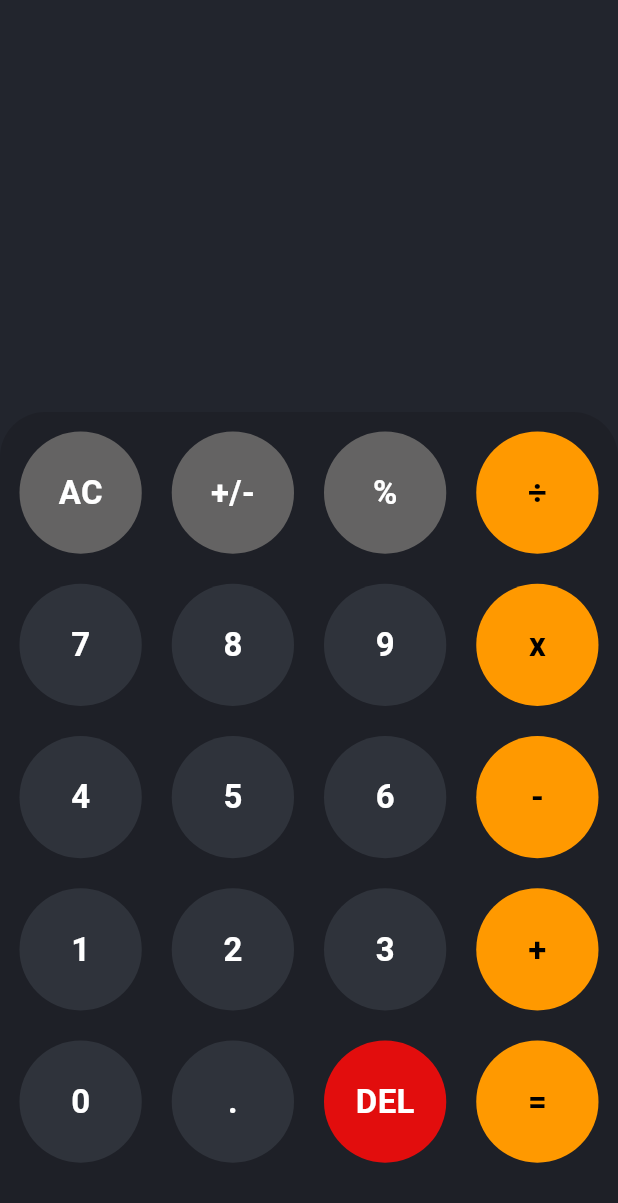
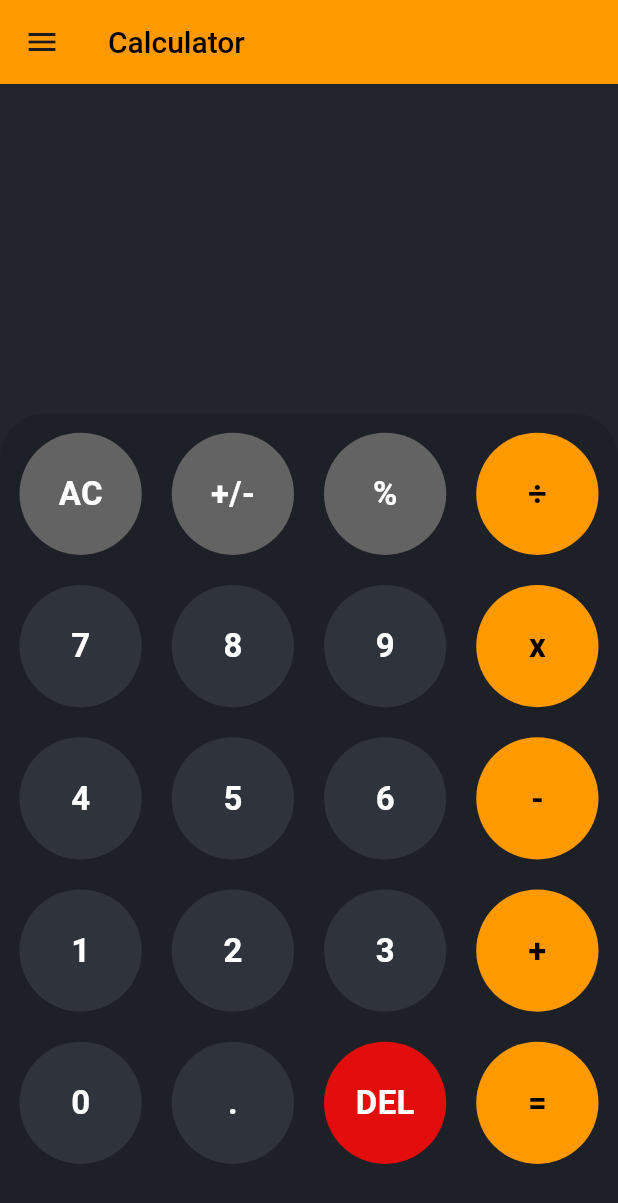
Before and after one commit to abizermurtuza/Flutter-Calculator-Project, a Flutter app: the screen it shows after launch, on a phone screen of 412 x 824 dp. Shown: the top 1203 px of the screen. Run offline on Flutter 3.47's test engine with Material 3 defaults, Android fonts, the phone set to English and light mode, and no system bars; our stand-ins replace get, google_fonts, math_expressions; Roboto replaces fonts that are missing (Ubuntu).

Commit message:
"Changed location of CustomButton class, added navigation and drawer to Calculator page, updated button colors and styles, and added dependencies to pubspec.yaml and added a BMI Calculator and integrated navigation and drawer"

```diff
--- a/lib/main.dart
+++ b/lib/main.dart
@@ -1,3 +1,4 @@
+import 'package:calculator_app/pages/bmiCalculator.dart';
 import 'package:calculator_app/pages/calculator.dart';
 import 'package:flutter/material.dart';
 import 'package:get/get.dart';
@@ -12,8 +13,13 @@ class MyApp extends StatelessWidget {
   @override
   Widget build(BuildContext context) {
     return GetMaterialApp(
-      title: "Calculator",
+      title: "Calculator App",
       debugShowCheckedModeBanner: false,
+      initialRoute: '/calculator',
+      getPages: [
+        GetPage(name: '/calculator', page: () => Calculator()),
+        GetPage(name: '/bmi', page: () => BmiCalculator()),
+      ],
       theme: ThemeData(useMaterial3: true),
       home: Calculator(),
     );
--- a/lib/pages/calculator.dart
+++ b/lib/pages/calculator.dart
@@ -1,5 +1,5 @@
 import 'package:calculator_app/controller/input_controller.dart';
-import 'package:calculator_app/logic/button.dart';
+import 'package:calculator_app/components/button.dart';
 import 'package:calculator_app/util/constants.dart';
 import 'package:flutter/material.dart';
 import 'package:get/get.dart';
@@ -36,23 +36,68 @@ class Calculator extends StatelessWidget {
 
     return Scaffold(
       backgroundColor: scaffoldBgColor,
+      appBar: AppBar(
+        backgroundColor: orange,
+        leading: Builder(
+          builder: (context) => IconButton(
+            onPressed: Scaffold.of(context).openDrawer,
+            icon: Icon(Icons.menu),
+          ),
+        ),
+        title: Text(
+          'Calculator',
+          style: GoogleFonts.ubuntu(
+            color: black,
+            fontSize: 20,
+            fontWeight: FontWeight.w500,
+          ),
+        ),
+      ),
+      drawer: Drawer(
+        backgroundColor: sheetBgColor,
+        child: ListView(
+          children: [
+            ListTile(
+              title: Text(
+                'Calculator',
+                style: GoogleFonts.ubuntu(
+                    color: white, fontSize: 20, fontWeight: FontWeight.w600),
+              ),
+              onTap: () => Get.toNamed('/calculator'),
+            ),
+            ListTile(
+              title: Text(
+                'BMI Calculator',
+                style: GoogleFonts.ubuntu(
+                    color: white, fontSize: 20, fontWeight: FontWeight.w600),
+              ),
+              onTap: () => Get.toNamed('/bmi'),
+            ),
+            // Add more pages here
+          ],
+        ),
+      ),
       body: Column(
         children: [
-          GetBuilder<InputController>(
+          Flexible(
+            flex: 2,
+            child: GetBuilder<InputController>(
               builder: (context) {
                 return _getOutput(controller);
               },
             ),
-          _getInput(controller),
+          ),
+          Flexible(
+            flex: 5,
+            child: _getInput(controller),
+          )
         ],
       ),
     );
   }
 
   _getInput(InputController controller) {
-    return Expanded(
-      flex: 2,
-      child: Container(
+    return Container(
       padding: EdgeInsets.all(3),
       decoration: const BoxDecoration(
         color: sheetBgColor,
@@ -62,8 +107,8 @@ class Calculator extends StatelessWidget {
         ),
       ),
       child: GridView.builder(
-          gridDelegate: const SliverGridDelegateWithFixedCrossAxisCount(
-              crossAxisCount: 4),
+        gridDelegate:
+            const SliverGridDelegateWithFixedCrossAxisCount(crossAxisCount: 4),
         itemCount: buttons.length,
         itemBuilder: (context, index) {
           switch (index) {
@@ -96,7 +141,7 @@ class Calculator extends StatelessWidget {
               );
             case 3:
               return CustomButton(
-                  color: rightOperator,
+                color: orange,
                 textColor: black,
                 text: buttons[index],
                 buttonTapped: () {
@@ -105,7 +150,7 @@ class Calculator extends StatelessWidget {
               );
             case 7:
               return CustomButton(
-                  color: rightOperator,
+                color: orange,
                 textColor: black,
                 text: buttons[index],
                 buttonTapped: () {
@@ -114,7 +159,7 @@ class Calculator extends StatelessWidget {
               );
             case 11:
               return CustomButton(
-                  color: rightOperator,
+                color: orange,
                 textColor: black,
                 text: buttons[index],
                 buttonTapped: () {
@@ -123,7 +168,7 @@ class Calculator extends StatelessWidget {
               );
             case 15:
               return CustomButton(
-                  color: rightOperator,
+                color: orange,
                 textColor: black,
                 text: buttons[index],
                 buttonTapped: () {
@@ -141,7 +186,7 @@ class Calculator extends StatelessWidget {
               );
             case 19:
               return CustomButton(
-                  color: rightOperator,
+                color: orange,
                 textColor: black,
                 text: buttons[index],
                 buttonTapped: () {
@@ -160,13 +205,11 @@ class Calculator extends StatelessWidget {
           }
         },
       ),
-      ),
     );
   }
 
   _getOutput(InputController controller) {
-    return Expanded(
-      child: Padding(
+    return Padding(
       padding: EdgeInsets.only(top: 70, right: 20),
       child: Column(
         children: [
@@ -196,7 +239,6 @@ class Calculator extends StatelessWidget {
           ),
         ],
       ),
-      ),
     );
   }
 }
--- a/lib/util/constants.dart
+++ b/lib/util/constants.dart
@@ -7,5 +7,6 @@ const leftOperatorColor = Color.fromARGB(255, 7, 255, 209);
 const deleteButton = Color.fromARGB(255, 226, 13, 13);
 const topOperator = Color.fromARGB(255, 100, 99, 99);
 const white = Colors.white;
-const rightOperator = Color.fromARGB(255, 255, 153, 0);
+const orange = Color.fromARGB(255, 255, 153, 0);
 const black = Colors.black;
+const grey = Colors.grey;
--- a/pubspec.yaml
+++ b/pubspec.yaml
@@ -37,6 +37,7 @@ dependencies:
   get:
   math_expressions: ^2.6.0
   google_fonts: ^6.2.1
+  syncfusion_flutter_sliders: ^23.1.40
 
 dev_dependencies:
   flutter_test:
```
Also changed, not shown: lib/components/big_button.dart (added, +46 -0 lines), lib/components/custom_box.dart (added, +81 -0 lines), lib/components/height_slider.dart (added, +52 -0 lines), lib/controller/bmi_controller.dart (added, +70 -0 lines), lib/pages/bmiCalculator.dart (added, +171 -0 lines), lib/components/button.dart (renamed from lib/logic/button.dart), lib/controller/drawer_controller.dart (added), pubspec.lock. Lines whose indentation alone changed are shown as unchanged.
